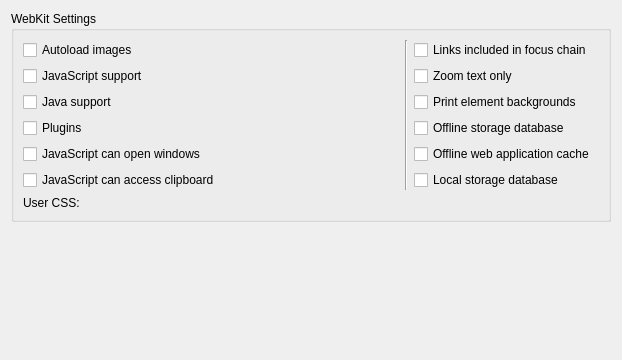
KDE/rekonq, file src/settings_webkit.ui: the form before one commit.
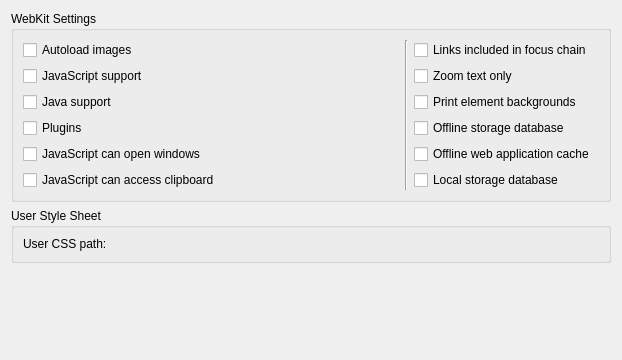
The form after the commit. Custom widgets are drawn as their Qt base class.

Patch:
```diff
--- a/src/settings_webkit.ui
+++ b/src/settings_webkit.ui
@@ -108,14 +108,23 @@
         </property>
        </widget>
       </item>
-      <item row="6" column="0">
+     </layout>
+    </widget>
+   </item>
+   <item>
+    <widget class="QGroupBox" name="groupBox_2">
+     <property name="title">
+      <string>User Style Sheet</string>
+     </property>
+     <layout class="QHBoxLayout" name="horizontalLayout">
+      <item>
        <widget class="QLabel" name="label">
         <property name="text">
-         <string>User CSS:</string>
+         <string>User CSS path:</string>
         </property>
        </widget>
       </item>
-      <item row="6" column="1" colspan="3">
+      <item>
        <widget class="KUrlRequester" name="kcfg_userCSS">
         <property name="filter">
          <string>*.css</string>
@@ -133,7 +142,7 @@
      <property name="sizeHint" stdset="0">
       <size>
        <width>20</width>
-       <height>146</height>
+       <height>40</height>
       </size>
      </property>
     </spacer>
```
